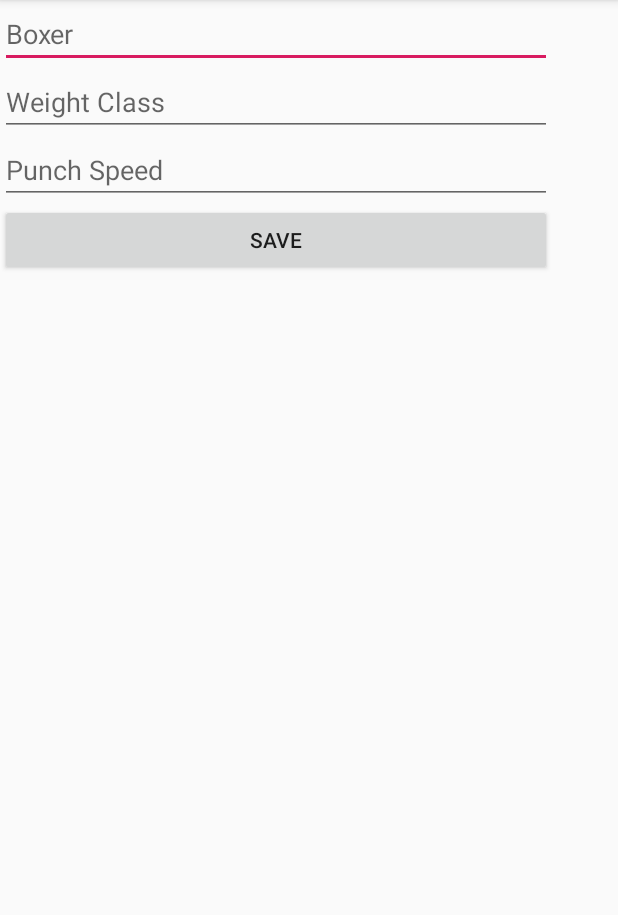
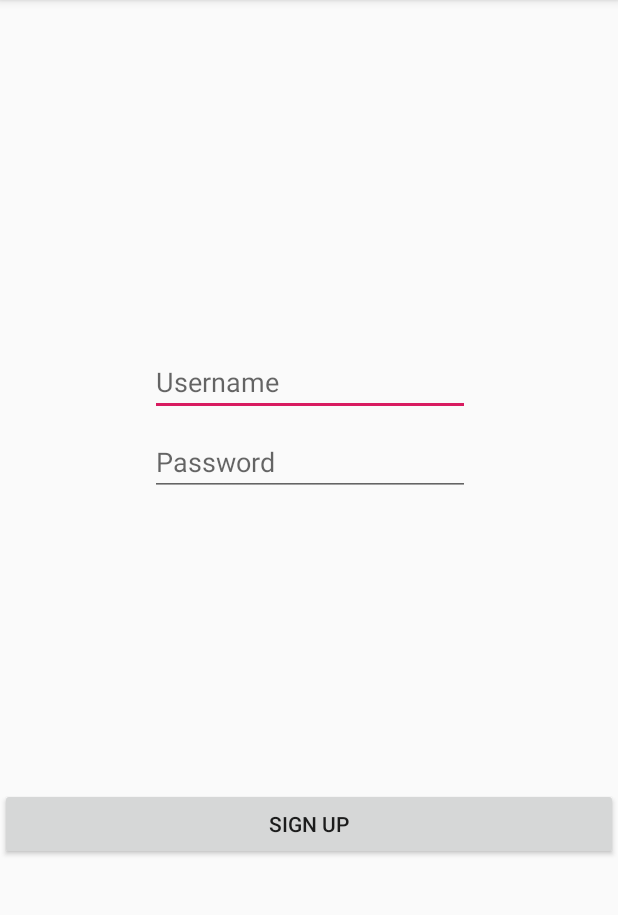
Before and after one commit to magcurt8/ACInstagramClone, an Android app: the screen it shows after launch (SignUp before the commit, SignUpView after it), on a phone screen of 412 x 824 dp, the part 84-999 px from its top. Run offline under Robolectric (Android 15) with nearby library versions, the phone set to English and light mode, and no system bars; libraries missing offline, so code that uses them is left out: com.parse, com.shashank.sony; 1 statement that could not run was skipped.

Commit message:
Added sign up and log in pages

```diff
--- a/app/build.gradle
+++ b/app/build.gradle
@@ -23,6 +23,7 @@ dependencies {
     implementation 'com.android.support:appcompat-v7:28.0.0'
     implementation 'com.android.support.constraint:constraint-layout:1.1.3'
     implementation 'com.github.parse-community.Parse-SDK-Android:parse:1.18.5'
+    implementation 'com.github.Shashank02051997:FancyToast-Android:0.1.3'
     testImplementation 'junit:junit:4.12'
     androidTestImplementation 'com.android.support.test:runner:1.0.2'
     androidTestImplementation 'com.android.support.test.espresso:espresso-core:3.0.2'
--- a/app/src/main/java/com/example/mcurtis/ac_instagramclone/SignUp.java
+++ /dev/null
@@ -1,54 +0,0 @@
-package com.example.mcurtis.ac_instagramclone;
-
-import android.support.v7.app.AppCompatActivity;
-import android.os.Bundle;
-import android.view.View;
-import android.widget.Button;
-import android.widget.EditText;
-import android.widget.Toast;
-
-import com.parse.Parse;
-import com.parse.ParseException;
-import com.parse.ParseInstallation;
-import com.parse.ParseObject;
-import com.parse.SaveCallback;
-
-public class SignUp extends AppCompatActivity implements View.OnClickListener{
-
-    private Button saveButton;
-    private EditText boxerInput, weightInput, punchSpeedInput;
-
-    @Override
-    protected void onCreate(Bundle savedInstanceState) {
-        super.onCreate(savedInstanceState);
-        setContentView(R.layout.activity_sign_up);
-
-        saveButton = findViewById(R.id.saveButton);
-        saveButton.setOnClickListener(SignUp.this);
-
-        boxerInput = findViewById(R.id.boxerInput);
-        weightInput = findViewById(R.id.weightInput);
-        punchSpeedInput = findViewById(R.id.punchSpeedInput);
-
-
-    }
-
-    @Override
-    public void onClick(View v) {
-        final ParseObject kickBoxer = new ParseObject("KickBoxer");
-        kickBoxer.put("name", boxerInput.getText().toString());
-        kickBoxer.put("weight_class", weightInput.getText().toString());
-        kickBoxer.put("punch_speed", Integer.parseInt(punchSpeedInput.getText().toString()));
-
-        kickBoxer.saveInBackground(new SaveCallback() {
-            @Override
-            public void done(ParseException e) {
-                if (e == null) {
-                    Toast.makeText(SignUp.this, "Kickboxer " + kickBoxer.get("name") + " was saved successfully", Toast.LENGTH_LONG).show();
-                } else {
-                    Toast.makeText(SignUp.this, e.getMessage(), Toast.LENGTH_LONG).show();
-                }
-            }
-        });
-    }
-}
--- /dev/null
+++ b/app/src/main/java/com/example/mcurtis/ac_instagramclone/SignUpView.java
@@ -0,0 +1,53 @@
+package com.example.mcurtis.ac_instagramclone;
+
+import android.os.Bundle;
+import android.support.v7.app.AppCompatActivity;
+import android.view.View;
+import android.widget.Button;
+import android.widget.EditText;
+
+import com.parse.ParseException;
+import com.parse.ParseUser;
+import com.parse.SignUpCallback;
+import com.shashank.sony.fancytoastlib.FancyToast;
+
+public class SignUpView extends AppCompatActivity {
+
+    private EditText userNameInput, passwordInput;
+    private Button signUpButton;
+
+    @Override
+    protected void onCreate(Bundle savedInstanceState) {
+        super.onCreate(savedInstanceState);
+        setContentView(R.layout.activity_sign_up);
+        userNameInput = findViewById(R.id.userNameInput);
+        passwordInput = findViewById(R.id.passwordInput);
+
+        signUpButton = findViewById(R.id.signUpButton);
+        signUpButton.setOnClickListener(new View.OnClickListener() {
+            @Override
+            public void onClick(View v) {
+                final ParseUser appUser = new ParseUser();
+                appUser.setUsername(userNameInput.getText().toString());
+                appUser.setPassword(passwordInput.getText().toString());
+
+                appUser.signUpInBackground(new SignUpCallback() {
+                    @Override
+                    public void done(ParseException e) {
+                        if (e == null) {
+                            FancyToast.makeText
+                                    (SignUpView.this, appUser.get("username") + " added",
+                                            FancyToast.LENGTH_LONG,FancyToast.SUCCESS,true).show();
+                        } else {
+                            FancyToast.makeText
+                                    (SignUpView.this, e.getMessage(),
+                                            FancyToast.LENGTH_LONG,FancyToast.ERROR,true).show();
+                        }
+                    }
+                });
+            }
+        });
+
+    }
+
+}
--- a/app/src/main/res/layout/activity_sign_up.xml
+++ b/app/src/main/res/layout/activity_sign_up.xml
@@ -4,44 +4,43 @@
     xmlns:tools="http://schemas.android.com/tools"
     android:layout_width="match_parent"
     android:layout_height="match_parent"
-    tools:context=".SignUp">
-
-    <LinearLayout
-        android:layout_width="368dp"
-        android:layout_height="495dp"
-        android:orientation="vertical"
-        tools:layout_editor_absoluteX="8dp"
-        tools:layout_editor_absoluteY="8dp">
+    tools:context=".SignUpView">
 
     <EditText
-            android:id="@+id/boxerInput"
-            android:layout_width="match_parent"
+        android:id="@+id/userNameInput"
+        android:layout_width="wrap_content"
         android:layout_height="wrap_content"
+        android:layout_marginTop="232dp"
         android:ems="10"
-            android:hint="Boxer"
-            android:inputType="textPersonName" />
+        android:hint="Username"
+        android:inputType="textPersonName"
+        app:layout_constraintEnd_toEndOf="parent"
+        app:layout_constraintHorizontal_bias="0.502"
+        app:layout_constraintStart_toStartOf="parent"
+        app:layout_constraintTop_toTopOf="parent" />
 
     <EditText
-            android:id="@+id/weightInput"
-            android:layout_width="match_parent"
+        android:id="@+id/passwordInput"
+        android:layout_width="wrap_content"
         android:layout_height="wrap_content"
+        android:layout_marginTop="8dp"
         android:ems="10"
-            android:hint="Weight Class"
-            android:inputType="textPersonName" />
-
-        <EditText
-            android:id="@+id/punchSpeedInput"
-            android:layout_width="match_parent"
-            android:layout_height="wrap_content"
-            android:ems="10"
-            android:hint="Punch Speed"
-            android:inputType="textPersonName" />
+        android:hint="Password"
+        android:inputType="textPassword"
+        app:layout_constraintEnd_toEndOf="parent"
+        app:layout_constraintHorizontal_bias="0.502"
+        app:layout_constraintStart_toStartOf="parent"
+        app:layout_constraintTop_toBottomOf="@+id/userNameInput" />
 
     <Button
-            android:id="@+id/saveButton"
-            android:layout_width="match_parent"
+        android:id="@+id/signUpButton"
+        android:layout_width="0dp"
         android:layout_height="wrap_content"
-            android:onClick="onClick"
-            android:text="Save" />
-    </LinearLayout>
+        android:layout_marginTop="8dp"
+        android:layout_marginBottom="8dp"
+        android:text="Sign Up"
+        app:layout_constraintBottom_toBottomOf="parent"
+        app:layout_constraintEnd_toEndOf="parent"
+        app:layout_constraintStart_toStartOf="parent"
+        app:layout_constraintTop_toBottomOf="@+id/passwordInput" />
 </android.support.constraint.ConstraintLayout>
```
Also changed, not shown: app/src/main/AndroidManifest.xml (+6 -5 lines), app/src/main/java/com/example/mcurtis/ac_instagramclone/LogInView.java (added, +59 -0 lines), app/src/main/res/layout/activity_log_in.xml (added, +62 -0 lines). Lines whose indentation alone changed are shown as unchanged.
